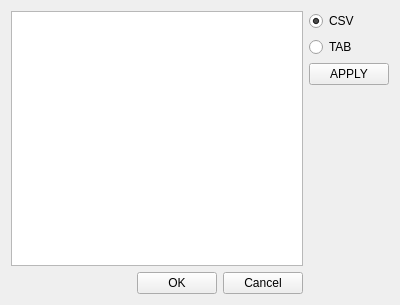
Above: workingExamples/LoadFile/newformclass.ui from arkygeek/MAD before the change. Below: the same form after it.
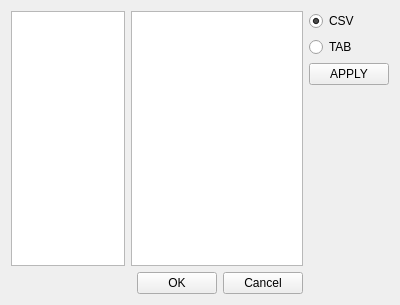
That is the form after the change.

```diff
--- a/workingExamples/LoadFile/newformclass.ui
+++ b/workingExamples/LoadFile/newformclass.ui
@@ -14,10 +14,10 @@
    <string>Form</string>
   </property>
   <layout class="QGridLayout" name="gridLayout">
-   <item row="0" column="0" rowspan="2" colspan="3">
+   <item row="0" column="1" rowspan="2" colspan="3">
     <widget class="QTableWidget" name="twidDisplaysText"/>
    </item>
-   <item row="0" column="3">
+   <item row="0" column="4">
     <layout class="QVBoxLayout" name="verticalLayout">
      <item>
       <widget class="QRadioButton" name="rbCsv">
@@ -45,7 +45,7 @@
      </item>
     </layout>
    </item>
-   <item row="1" column="3" rowspan="2">
+   <item row="1" column="4" rowspan="2">
     <spacer name="verticalSpacer">
      <property name="orientation">
       <enum>Qt::Vertical</enum>
@@ -58,7 +58,7 @@
      </property>
     </spacer>
    </item>
-   <item row="2" column="0">
+   <item row="2" column="1">
     <spacer name="horizontalSpacer">
      <property name="orientation">
       <enum>Qt::Horizontal</enum>
@@ -71,20 +71,23 @@
      </property>
     </spacer>
    </item>
-   <item row="2" column="1">
+   <item row="2" column="2">
     <widget class="QPushButton" name="pbOk">
      <property name="text">
       <string>OK</string>
      </property>
     </widget>
    </item>
-   <item row="2" column="2">
+   <item row="2" column="3">
     <widget class="QPushButton" name="pbCancel">
      <property name="text">
       <string>Cancel</string>
      </property>
     </widget>
    </item>
+   <item row="0" column="0" rowspan="2">
+    <widget class="QTextEdit" name="teDisplaysText"/>
+   </item>
   </layout>
  </widget>
  <resources/>
```
